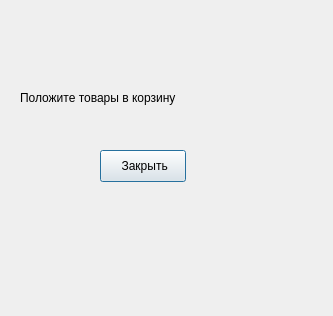
The window that problems/sprint2/grocery/submission/additemsnotification.ui (difurka/cpp-qt) describes before a commit, drawn with Qt 5.
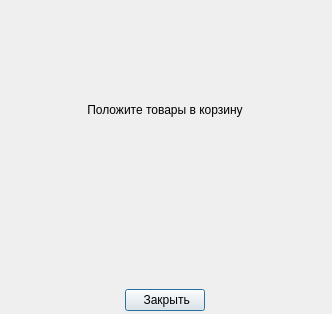
The same window after the commit.

The edit to the form file:
```diff
--- a/problems/sprint2/grocery/submission/additemsnotification.ui
+++ b/problems/sprint2/grocery/submission/additemsnotification.ui
@@ -6,22 +6,38 @@
    <rect>
     <x>0</x>
     <y>0</y>
-    <width>333</width>
-    <height>316</height>
+    <width>332</width>
+    <height>314</height>
    </rect>
   </property>
   <property name="windowTitle">
    <string>Ошибка</string>
   </property>
+  <widget class="QWidget" name="verticalLayoutWidget">
+   <property name="geometry">
+    <rect>
+     <x>0</x>
+     <y>0</y>
+     <width>331</width>
+     <height>311</height>
+    </rect>
+   </property>
+   <layout class="QVBoxLayout" name="verticalLayout" stretch="144,0,233,0">
+    <item>
+     <spacer name="verticalSpacer_2">
+      <property name="orientation">
+       <enum>Qt::Vertical</enum>
+      </property>
+      <property name="sizeHint" stdset="0">
+       <size>
+        <width>20</width>
+        <height>40</height>
+       </size>
+      </property>
+     </spacer>
+    </item>
+    <item alignment="Qt::AlignHCenter">
   <widget class="QLabel" name="label">
-   <property name="geometry">
-    <rect>
-     <x>20</x>
-     <y>90</y>
-     <width>177</width>
-     <height>16</height>
-    </rect>
-   </property>
    <property name="sizePolicy">
     <sizepolicy hsizetype="Maximum" vsizetype="Preferred">
      <horstretch>0</horstretch>
@@ -31,18 +47,28 @@
    <property name="text">
     <string>Положите товары в корзину</string>
    </property>
-  </widget>
+      <property name="alignment">
+       <set>Qt::AlignCenter</set>
+      </property>
+     </widget>
+    </item>
+    <item>
+     <spacer name="verticalSpacer">
+      <property name="orientation">
+       <enum>Qt::Vertical</enum>
+      </property>
+      <property name="sizeHint" stdset="0">
+       <size>
+        <width>20</width>
+        <height>40</height>
+       </size>
+      </property>
+     </spacer>
+    </item>
+    <item alignment="Qt::AlignHCenter">
   <widget class="QPushButton" name="pushButton">
-   <property name="geometry">
-    <rect>
-     <x>100</x>
-     <y>150</y>
-     <width>86</width>
-     <height>32</height>
-    </rect>
-   </property>
    <property name="sizePolicy">
-    <sizepolicy hsizetype="Maximum" vsizetype="Fixed">
+       <sizepolicy hsizetype="Maximum" vsizetype="Preferred">
      <horstretch>0</horstretch>
      <verstretch>0</verstretch>
     </sizepolicy>
@@ -50,6 +76,9 @@
    <property name="text">
     <string> Закрыть</string>
    </property>
+     </widget>
+    </item>
+   </layout>
   </widget>
  </widget>
  <resources/>
```
Lines whose indentation alone changed are shown as unchanged.
